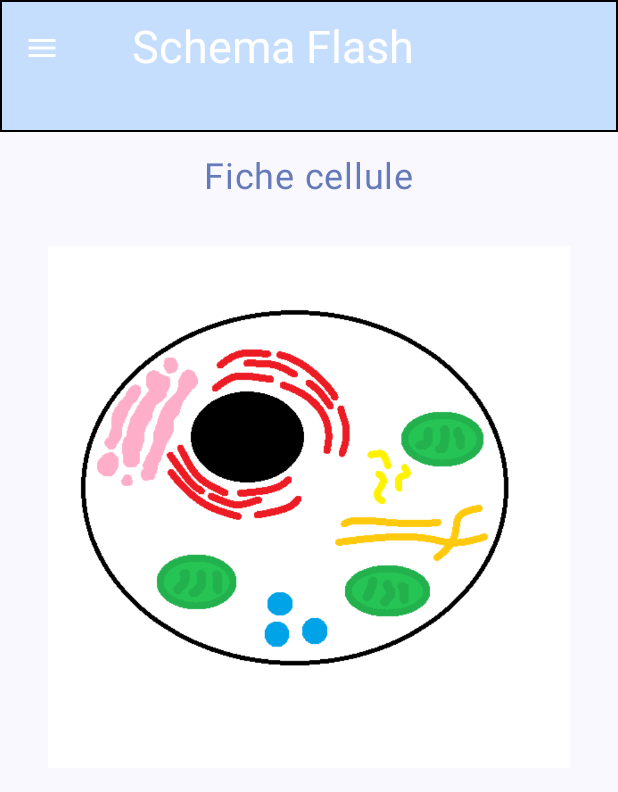
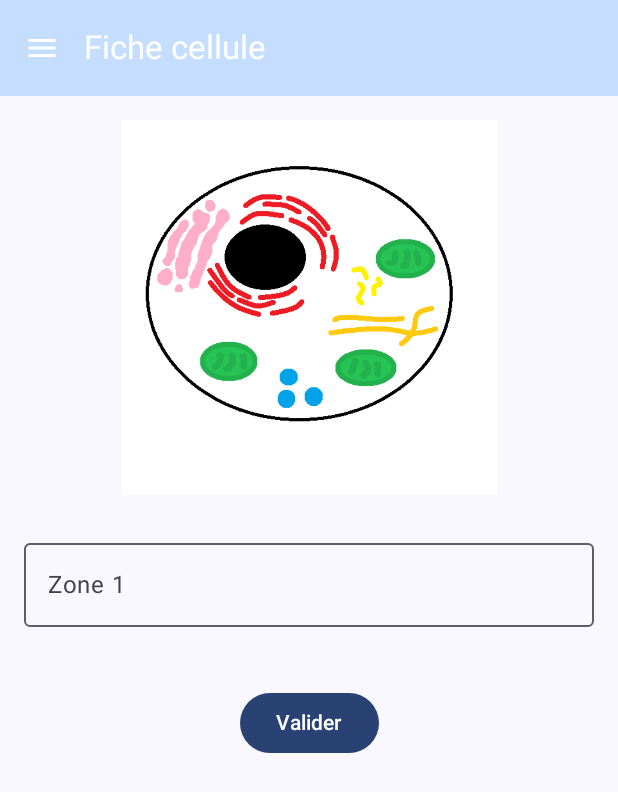
Before and after one commit to Eileda6/Schema_Flash_Adelie_Brunel, an Android app built with Jetpack Compose: the screen it shows after launch (MainActivity), after a tap on "Fiche cellule", on a phone screen of 412 x 824 dp. Shown: the top 792 px of the screen. Run offline under Robolectric (Android 15) with nearby library versions, the phone set to English and light mode, and no system bars.

Commit message:
zone de texte ajouter dans ApprendreFiche Screen et création de FlashcardNerone

```diff
--- a/app/build.gradle.kts
+++ b/app/build.gradle.kts
@@ -51,6 +51,7 @@ dependencies {
     implementation(libs.androidx.material3)
     implementation(libs.coil.compose)
     implementation(libs.material.icons.extended)
+    implementation(libs.androidx.compose.material3)
     testImplementation(libs.junit)
     androidTestImplementation(libs.androidx.junit)
     androidTestImplementation(libs.androidx.espresso.core)
--- a/app/src/main/java/fr/ensim/android/schemaflash/ApprendreFicheScreen.kt
+++ b/app/src/main/java/fr/ensim/android/schemaflash/ApprendreFicheScreen.kt
@@ -1,71 +1,59 @@
-
 @file:OptIn(ExperimentalMaterial3Api::class)
 
 package fr.ensim.android.schemaflash
 
-import android.content.Context
-import android.net.Uri
-import androidx.compose.foundation.border
+import androidx.compose.foundation.Image
 import androidx.compose.foundation.layout.*
+import androidx.compose.foundation.rememberScrollState
+import androidx.compose.foundation.verticalScroll
+import androidx.compose.material.icons.Icons
+import androidx.compose.material.icons.filled.Menu
 import androidx.compose.material3.*
 import androidx.compose.runtime.*
-import androidx.compose.ui.Alignment
 import androidx.compose.ui.Modifier
 import androidx.compose.ui.graphics.Color
-import androidx.compose.ui.platform.LocalContext
 import androidx.compose.ui.res.painterResource
 import androidx.compose.ui.unit.dp
-import androidx.compose.ui.unit.sp
-import androidx.core.content.FileProvider
-import androidx.activity.compose.rememberLauncherForActivityResult
-import androidx.activity.result.contract.ActivityResultContracts
-import java.io.File
-import java.text.SimpleDateFormat
-import java.util.*
-
-import android.Manifest
-import android.icu.text.CaseMap.Title
-import androidx.compose.material.icons.Icons
-import androidx.compose.material.icons.filled.Menu
-import androidx.core.content.ContextCompat
-import androidx.core.content.PermissionChecker
-import fr.ensim.android.schemaflash.ui.theme.Blue1
 import fr.ensim.android.schemaflash.ui.theme.LightBlue
 import fr.ensim.android.schemaflash.ui.theme.White
-import androidx.compose.foundation.Image
-import androidx.compose.ui.res.painterResource
+import kotlinx.coroutines.launch
+import androidx.compose.ui.Alignment
+
+import androidx.compose.material3.SnackbarHostState
+import androidx.compose.material3.TopAppBarDefaults
+import androidx.compose.material3.Icon
+import androidx.compose.material3.IconButton
+import androidx.compose.material3.Button
+import androidx.compose.material3.OutlinedTextField
+import androidx.compose.material3.Text
+import androidx.compose.material3.Scaffold
 import androidx.compose.ui.layout.ContentScale
 
 
 @Composable
-fun ApprendreFicheScreen(title: String, imageRes: Int, onAccueilClick: () -> Unit) {
+fun ApprendreFicheScreen(
+    title: String,
+    imageRes: Int,
+    zones: List<CompletionZone>,
+    onAccueilClick: () -> Unit
+) {
     var expanded by remember { mutableStateOf(false) }
+
+    val snackbarHostState = remember { SnackbarHostState() }
+    val scope = rememberCoroutineScope()
+    val userInputs = remember { mutableStateMapOf<String, String>() }
+
 
         Scaffold(
             topBar = {
                 TopAppBar(
                     title = {
-                    Row(
-                        verticalAlignment = Alignment.CenterVertically,
-                        modifier = Modifier.fillMaxWidth()
-                    ) {
-                        Spacer(modifier = Modifier.width(32.dp))
-                        Text(
-                            text = "Schema Flash",
-                            color = Color.White,
-                            fontSize = 30.sp,
-                            modifier = Modifier.padding(end = 32.dp)
-                        )
-                    }
+                        Text(title, color = Color.White)
                     },
                     navigationIcon = {
                         Box {
                             IconButton(onClick = { expanded = true }) {
-                            Icon(
-                                imageVector = Icons.Default.Menu,
-                                contentDescription = "Menu",
-                                tint = White
-                            )
+                                Icon(Icons.Default.Menu, contentDescription = "Menu", tint = Color.White)
                             }
                             MenuDeroulant(
                                 expanded = expanded,
@@ -74,37 +62,68 @@ fun ApprendreFicheScreen(title: String, imageRes: Int, onAccueilClick: () -> Uni
                             )
                         }
                     },
-                colors = TopAppBarDefaults.smallTopAppBarColors(containerColor = LightBlue),
-                modifier = Modifier
-                    .fillMaxWidth()
-                    .height(88.dp)
-                    .border(1.dp, Color.Black)
+                    colors = TopAppBarDefaults.smallTopAppBarColors(containerColor = LightBlue)
                 )
-        }
+
+            },
+            snackbarHost = { SnackbarHost(snackbarHostState) }
         ) { padding ->
             Column(
                 modifier = Modifier
                     .padding(padding)
+                    .verticalScroll(rememberScrollState())
+                    .padding(16.dp)
                     .fillMaxSize()
-                .padding(16.dp),
-            horizontalAlignment = Alignment.CenterHorizontally
             ) {
-            Text(
-                text = title,
-                fontSize = 24.sp,
-                color = Blue1,
-                modifier = Modifier.padding(bottom = 16.dp)
+                // Image
+                Image(
+                    painter = painterResource(id = imageRes),
+                    contentDescription = title,
+                    modifier = Modifier
+                        .fillMaxWidth()
+                        .height(250.dp),
+                    contentScale = ContentScale.Fit
                 )
 
-            if (imageRes != 0) {
-                Image(
-                    painter = painterResource(id = imageRes),
-                    contentDescription = "Image de la fiche",
+                Spacer(modifier = Modifier.height(16.dp))
+
+                // Champs de texte
+                zones.forEach { zone ->
+                    val value = userInputs[zone.label] ?: ""
+                    val isCorrect = value.trim().equals(zone.correctAnswer, ignoreCase = true)
+
+                    OutlinedTextField(
+                        value = value,
+                        onValueChange = { userInputs[zone.label] = it },
+                        label = { Text("Zone ${zone.label}") },
+                        isError = value.isNotBlank() && !isCorrect,
+                        supportingText = {
+                            if (value.isNotBlank()) {
+                                if (isCorrect) Text("✅ Correct") else Text("❌ Incorrect")
+                            }
+                        },
                         modifier = Modifier
                             .fillMaxWidth()
-                        .aspectRatio(1f)
-                        .padding(16.dp)
+                            .padding(vertical = 8.dp)
                     )
+                }
+
+                Spacer(modifier = Modifier.height(16.dp))
+
+                Button(
+                    onClick = {
+                        val allCorrect = zones.all { zone ->
+                            userInputs[zone.label]?.trim()?.equals(zone.correctAnswer, ignoreCase = true) == true
+                        }
+                        scope.launch {
+                            snackbarHostState.showSnackbar(
+                                if (allCorrect) "🎉 Toutes les réponses sont correctes !" else "❌ Certaines réponses sont incorrectes."
+                            )
+                        }
+                    },
+                    modifier = Modifier.align(Alignment.CenterHorizontally)
+                ) {
+                    Text("Valider")
                 }
             }
         }
--- /dev/null
+++ b/app/src/main/java/fr/ensim/android/schemaflash/FlashcardNeurone.kt
@@ -0,0 +1,61 @@
+package fr.ensim.android.schemaflash
+
+
+data class CompletionZone(
+    val label: String,
+    val correctAnswer: String
+)
+
+data class FlashCardData(
+    val imageRes: Int,
+    val title: String,
+    val zones: List<CompletionZone>
+)
+val flashCards = listOf(
+    FlashCardData(
+        imageRes = R.drawable.neurone,
+        title = "Neurone",
+        zones = listOf(
+            CompletionZone("1", "dendrite"),
+            CompletionZone("2", "axone"),
+            CompletionZone("3", "noyau"),
+            CompletionZone("4", "gaine de myéline"),
+            CompletionZone("5", "terminaison axonale")
+        )
+    ),
+    FlashCardData(
+        imageRes = R.drawable.cell_schema,
+        "Fiche cellule",
+        zones = listOf(
+            CompletionZone("1", "noyau")
+        )
+    ),
+    FlashCardData(
+        imageRes = R.drawable.corps_humain,
+        "Fiche corps humain",
+        zones = listOf(
+            CompletionZone("1", "noyau")
+        )
+    ),
+    FlashCardData(
+        imageRes = R.drawable.carte_france,
+        "Fiche carte france",
+        zones = listOf(
+            CompletionZone("1", "noyau")
+        )
+    ),
+    FlashCardData(
+        imageRes = R.drawable.coeur,
+        "Fiche coeur",
+        zones = listOf(
+            CompletionZone("1", "noyau")
+        )
+    ),
+    FlashCardData(
+        imageRes = R.drawable.os,
+        "Fiche os",
+        zones = listOf(
+            CompletionZone("1", "noyau")
+        )
+    )
+)
--- a/app/src/main/java/fr/ensim/android/schemaflash/MainActivity.kt
+++ b/app/src/main/java/fr/ensim/android/schemaflash/MainActivity.kt
@@ -6,17 +6,16 @@ import androidx.activity.ComponentActivity
 import androidx.activity.compose.setContent
 import androidx.activity.enableEdgeToEdge
 import androidx.compose.material3.*
+import androidx.navigation.NavType
 import androidx.navigation.compose.NavHost
 import androidx.navigation.compose.composable
 import androidx.navigation.compose.rememberNavController
-import fr.ensim.android.schemaflash.ui.theme.SchemaFlashTheme
-import androidx.navigation.NavType
 import androidx.navigation.navArgument
-
+import androidx.compose.runtime.mutableStateOf
 import androidx.compose.runtime.remember
-import androidx.compose.runtime.mutableStateOf
 import androidx.compose.runtime.getValue
 import androidx.compose.runtime.setValue
+import fr.ensim.android.schemaflash.ui.theme.SchemaFlashTheme
 
 class MainActivity : ComponentActivity() {
     override fun onCreate(savedInstanceState: Bundle?) {
@@ -32,11 +31,14 @@ class MainActivity : ComponentActivity() {
                         PageAccueilScreen(
                             onFabClick = { navController.navigate("ajouter") },
                             onCardClick = { flashCard ->
-                                navController.navigate("fiche/${flashCard.title}/${flashCard.imageRes}")
+                                val card = flashCards.find { it.title == flashCard.title }
+                                if (card != null) {
+                                    navController.navigate("fiche/${card.title}/${card.imageRes}")
+                                }
                             }
                         )
+                    }
 
-                    }
                     composable("ajouter") {
                         AjouterFicheScreen(
                             onImageSelected = { uri ->
@@ -46,12 +48,14 @@ class MainActivity : ComponentActivity() {
                             onRetourAccueil = { navController.navigate("accueil") }
                         )
                     }
+
                     composable("creer") {
                         CreerFicheScreen(
                             imageUri = selectedImageUri,
                             onRetourAccueil = { navController.navigate("accueil") }
                         )
                     }
+
                     composable(
                         route = "fiche/{title}/{imageRes}",
                         arguments = listOf(
@@ -61,19 +65,16 @@ class MainActivity : ComponentActivity() {
                     ) { backStackEntry ->
                         val title = backStackEntry.arguments?.getString("title") ?: ""
                         val imageRes = backStackEntry.arguments?.getInt("imageRes") ?: 0
+                        val fiche = flashCards.find { it.title == title }
 
                         ApprendreFicheScreen(
                             title = title,
                             imageRes = imageRes,
+                            zones = fiche?.zones ?: emptyList(),
                             onAccueilClick = { navController.navigate("accueil") }
                         )
                     }
-
-
-
-
                 }
-
             }
         }
     }
--- a/app/src/main/java/fr/ensim/android/schemaflash/PageAccueilScreen.kt
+++ b/app/src/main/java/fr/ensim/android/schemaflash/PageAccueilScreen.kt
@@ -35,7 +35,7 @@ import fr.ensim.android.schemaflash.ui.theme.Blue1
 import androidx.compose.material3.Divider
 
 // ------------ Données ------------
-data class FlashCardData(val imageRes: Int, val title: String)
+/*data class FlashCardData(val imageRes: Int, val title: String)
 
 val flashCards = listOf(
     FlashCardData(R.drawable.neurone, "Fiche Neurone"),
@@ -44,7 +44,7 @@ val flashCards = listOf(
     FlashCardData(R.drawable.carte_france, "Fiche carte france"),
     FlashCardData(R.drawable.coeur, "Fiche coeur"),
     FlashCardData(R.drawable.os, "Fiche os")
-)
+)*/
 
 // ------------ Barre du haut réutilisable ------------
 @Composable
--- a/gradle/libs.versions.toml
+++ b/gradle/libs.versions.toml
@@ -12,6 +12,7 @@ navigation = "2.7.5"
 navigationComposeJvmstubs = "2.9.0"
 coil = "2.4.0"
 compose = "1.6.1"
+composeMaterial3 = "1.5.0-beta02"
 
 [libraries]
 androidx-core-ktx = { group = "androidx.core", name = "core-ktx", version.ref = "coreKtx" }
@@ -31,6 +32,7 @@ androidx-material3 = { group = "androidx.compose.material3", name = "material3"
 material-icons-extended = { module = "androidx.compose.material:material-icons-extended", version.ref = "compose" }
 navigation-compose = { module = "androidx.navigation:navigation-compose", version = "2.9.0" }
 coil-compose = { module = "io.coil-kt:coil-compose", version.ref = "coil" }
+androidx-compose-material3 = { group = "androidx.wear.compose", name = "compose-material3", version.ref = "composeMaterial3" }
 
 
 [plugins]
```
Also changed, not shown: app/src/main/res/drawable/neurone.png. Lines whose indentation alone changed are shown as unchanged.
